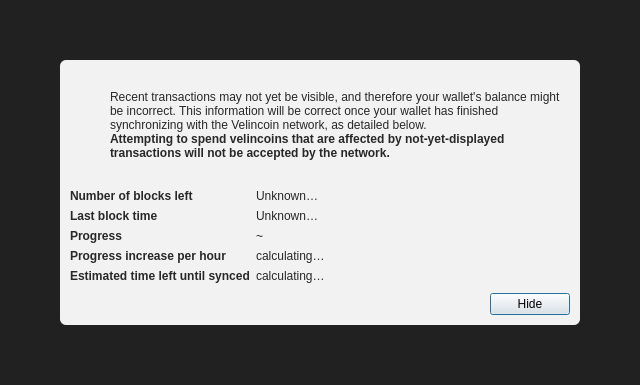
Above: src/qt/forms/modaloverlay.ui from nicolasspzh/velincoin before the change. Below: the same form after it.
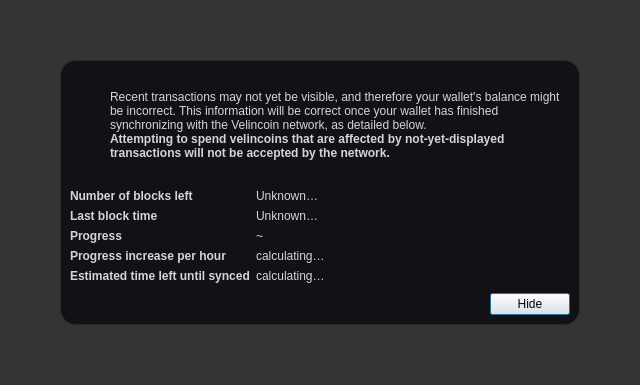
That is the form after the change. Icons and pictures are not drawn.

Patch:
```diff
--- a/src/qt/forms/modaloverlay.ui
+++ b/src/qt/forms/modaloverlay.ui
@@ -32,7 +32,7 @@
    <item>
     <widget class="QWidget" name="bgWidget" native="true">
      <property name="styleSheet">
-      <string notr="true">#bgWidget { background: rgba(0,0,0,220); }</string>
+      <string notr="true">#bgWidget { background: rgba(0,0,0,200); }</string>
      </property>
      <layout class="QVBoxLayout" name="verticalLayoutMain" stretch="1">
       <property name="leftMargin">
@@ -50,9 +50,9 @@
       <item>
        <widget class="QWidget" name="contentWidget" native="true">
         <property name="styleSheet">
-         <string notr="true">#contentWidget { background: rgba(255,255,255,240); border-radius: 6px; }
+         <string notr="true">#contentWidget { background: #121216; border: 1px solid #26262d; border-radius: 16px; }
 
-QLabel { color: rgb(40,40,40);  }</string>
+QLabel { color: #d4d4da; }</string>
         </property>
         <layout class="QVBoxLayout" name="verticalLayoutSub" stretch="1,0,0,0">
          <property name="spacing">
```
